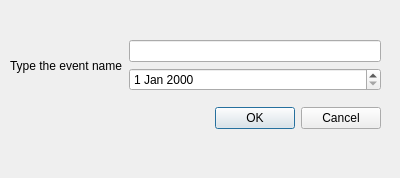
Rorschach742/wunderlist, file eventadder.ui: the form before one commit.
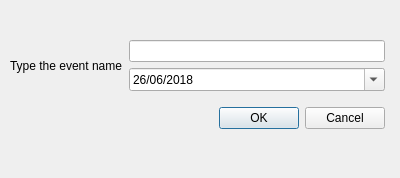
The form after the commit.

What changed in the file:
```diff
--- a/eventadder.ui
+++ b/eventadder.ui
@@ -13,12 +13,12 @@
   <property name="windowTitle">
    <string>Dialog</string>
   </property>
-  <widget class="QWidget" name="">
+  <widget class="QWidget" name="layoutWidget">
    <property name="geometry">
     <rect>
      <x>10</x>
      <y>30</y>
-     <width>371</width>
+     <width>375</width>
      <height>111</height>
     </rect>
    </property>
@@ -38,7 +38,34 @@
          <widget class="QLineEdit" name="lineEdit"/>
         </item>
         <item row="1" column="0">
-         <widget class="QDateEdit" name="dateEdit"/>
+         <widget class="QDateEdit" name="dateEdit">
+          <property name="maximumDate">
+           <date>
+            <year>2030</year>
+            <month>1</month>
+            <day>1</day>
+           </date>
+          </property>
+          <property name="minimumDate">
+           <date>
+            <year>2018</year>
+            <month>6</month>
+            <day>26</day>
+           </date>
+          </property>
+          <property name="currentSection">
+           <enum>QDateTimeEdit::YearSection</enum>
+          </property>
+          <property name="displayFormat">
+           <string>dd/MM/yyyy</string>
+          </property>
+          <property name="calendarPopup">
+           <bool>true</bool>
+          </property>
+          <property name="currentSectionIndex">
+           <number>2</number>
+          </property>
+         </widget>
         </item>
        </layout>
       </item>
```
